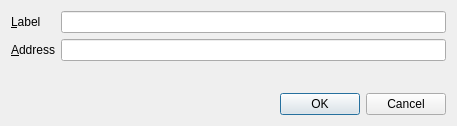
Qt form src/qt/forms/editaddressdialog.ui (AegeusCoin/aegeus) before a commit.
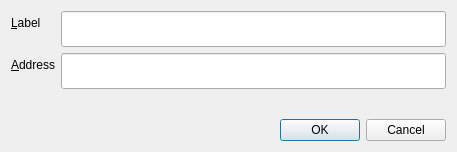
The same form after that commit. Custom widgets are drawn as their Qt base class.

Patch:
```diff
--- a/src/qt/forms/editaddressdialog.ui
+++ b/src/qt/forms/editaddressdialog.ui
@@ -7,7 +7,7 @@
     <x>0</x>
     <y>0</y>
     <width>457</width>
-    <height>126</height>
+    <height>152</height>
    </rect>
   </property>
   <property name="windowTitle">
@@ -31,6 +31,12 @@
      </item>
      <item row="0" column="1">
       <widget class="QLineEdit" name="labelEdit">
+       <property name="minimumSize">
+        <size>
+         <width>0</width>
+         <height>36</height>
+        </size>
+       </property>
        <property name="toolTip">
         <string>The label associated with this address list entry</string>
        </property>
@@ -48,6 +54,12 @@
      </item>
      <item row="1" column="1">
       <widget class="QValidatedLineEdit" name="addressEdit">
+       <property name="minimumSize">
+        <size>
+         <width>0</width>
+         <height>36</height>
+        </size>
+       </property>
        <property name="toolTip">
         <string>The address associated with this address list entry. This can only be modified for sending addresses.</string>
        </property>
```
